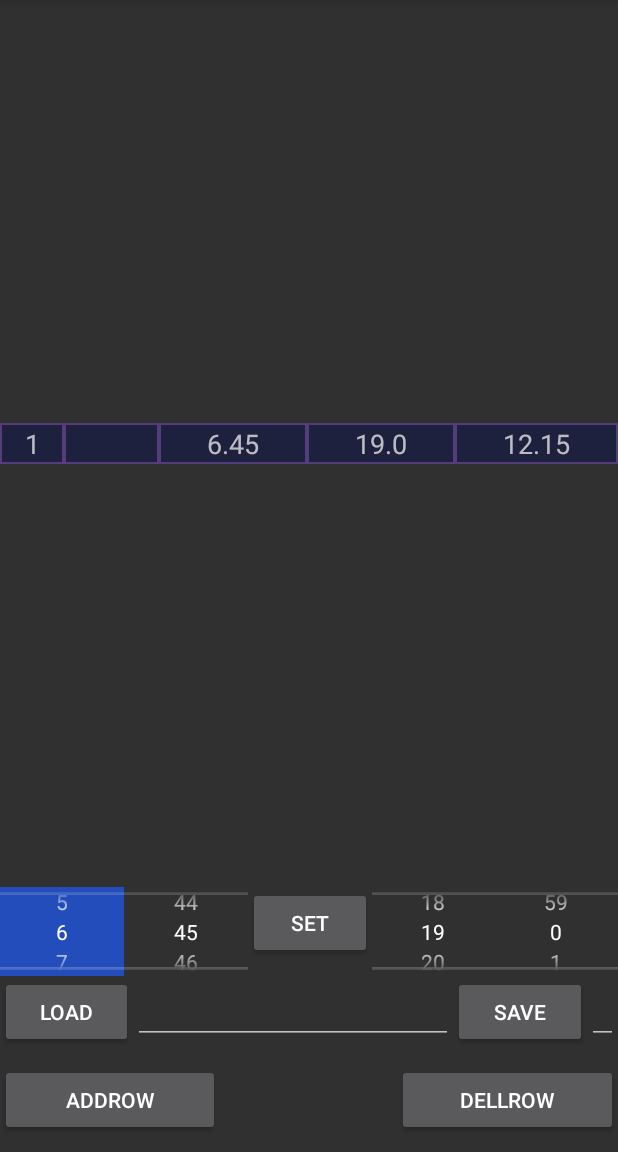
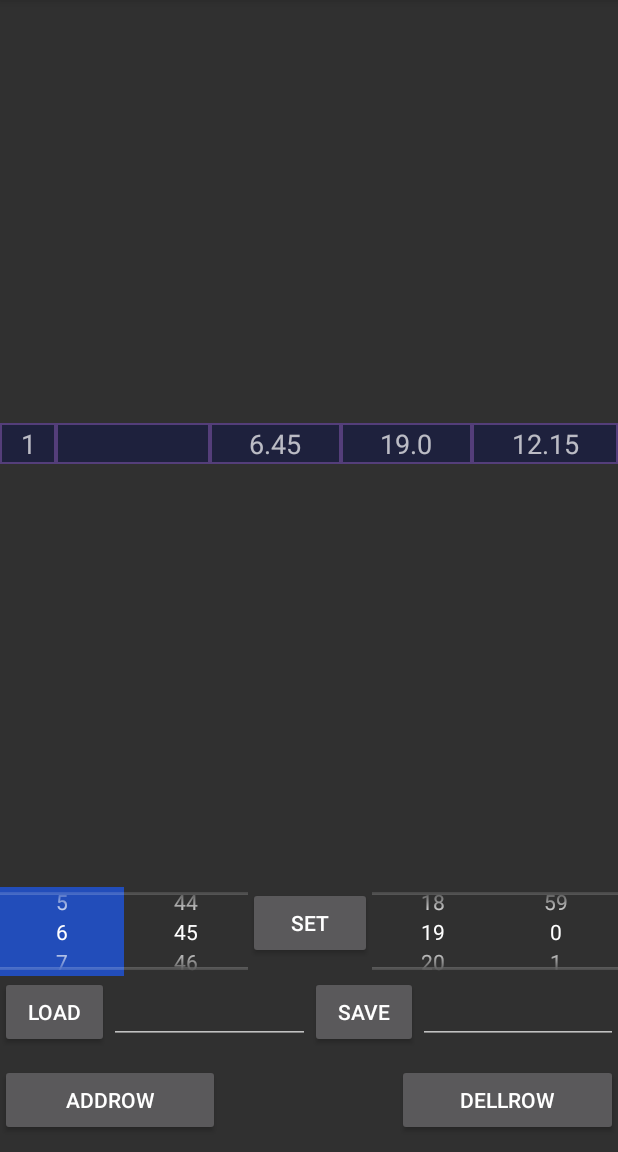
Before and after one commit to Muza-oss/AndroidTable, an Android app: the screen it shows after launch (MainActivity), after a tap on "SET", on a phone screen of 412 x 824 dp, the part 84-1236 px from its top. Run offline under Robolectric (Android 15) with nearby library versions, the phone set to English and light mode, and no system bars.

Commit message:
Win Astudio

```diff
--- a/MyTabel/app/src/main/res/layout/main.xml
+++ b/MyTabel/app/src/main/res/layout/main.xml
@@ -85,12 +85,12 @@
 			android:layout_weight="1.0"/>
 
 		<EditText
+			android:id="@+id/mainEditText1"
 			android:layout_width="wrap_content"
-			android:inputType="numberDecimal|text"
 			android:layout_height="wrap_content"
+			android:layout_weight="5"
 			android:ems="10"
-			android:id="@+id/mainEditText1"/>
-
+			android:inputType="numberDecimal|text" />
 		<Button
 			android:layout_width="wrap_content"
 			android:layout_height="wrap_content"
@@ -98,6 +98,13 @@
 			android:id="@+id/mainButtonClear"
 			android:layout_weight="1.0"/>
 
+		<com.muza.mytabel.Utils.EditTextKBDetector
+			android:id="@+id/mainEditText3"
+			android:layout_width="wrap_content"
+			android:layout_height="wrap_content"
+			android:layout_weight="5"
+			android:ems="10"
+			android:inputType="numberDecimal|text" />
 	</LinearLayout>
 
 	<LinearLayout
--- a/MyTabel/app/src/main/res/layout/row.xml
+++ b/MyTabel/app/src/main/res/layout/row.xml
@@ -22,7 +22,7 @@
 		android:id="@+id/colDate"
 		android:background="#1E213D"
 		android:layout_margin="1dip"
-		android:layout_weight="1.0"
+		android:layout_weight="2.0"
 		android:gravity="center"/>
 
 	<TextView
```
Also changed, not shown: MyTabel/app/src/main/java/com/muza/mytabel/MainActivity.java (+13 -9 lines), MyTabel/app/src/main/java/com/muza/mytabel/Utils/EditTextKBDetector.java (+11 -0 lines), 2 other files.
